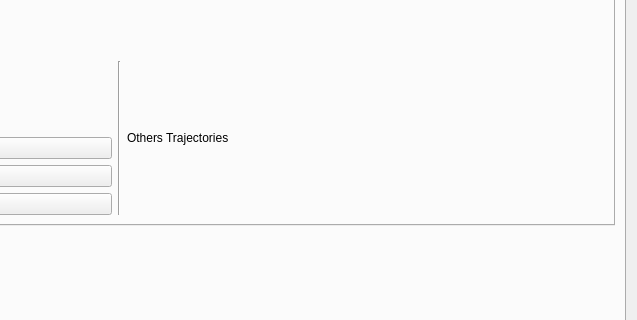
robocomp/robocomp-shelly, file components/inversekinematicsTesterComp/src/guiDlg.ui: the form before one commit; both pictures show x 399 to 1036 and y 499 to 819 of the 1036 by 1106 pixel window.
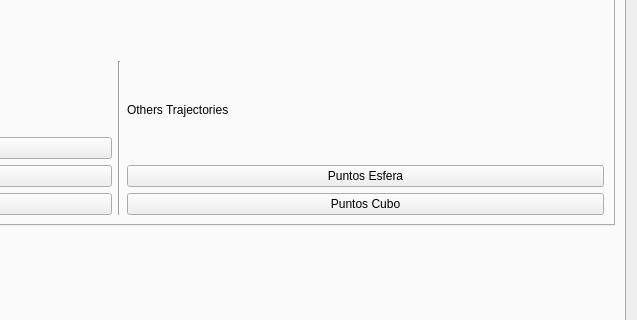
The form after the commit. The open tabs and pages were chosen to show the change.

Commit message: Añadido patrón cubo en el inverseKinematicsTesterComp

```diff
--- a/components/inversekinematicsTesterComp/src/guiDlg.ui
+++ b/components/inversekinematicsTesterComp/src/guiDlg.ui
@@ -645,6 +645,20 @@
                      </property>
                     </widget>
                    </item>
+                   <item>
+                    <widget class="QPushButton" name="esfera">
+                     <property name="text">
+                      <string>Puntos Esfera</string>
+                     </property>
+                    </widget>
+                   </item>
+                   <item>
+                    <widget class="QPushButton" name="cubo">
+                     <property name="text">
+                      <string>Puntos Cubo</string>
+                     </property>
+                    </widget>
+                   </item>
                   </layout>
                  </item>
                 </layout>
```
Left out of the diff: 2 changed lines with no effect on the pictures. The commit also changes 3 other files.
